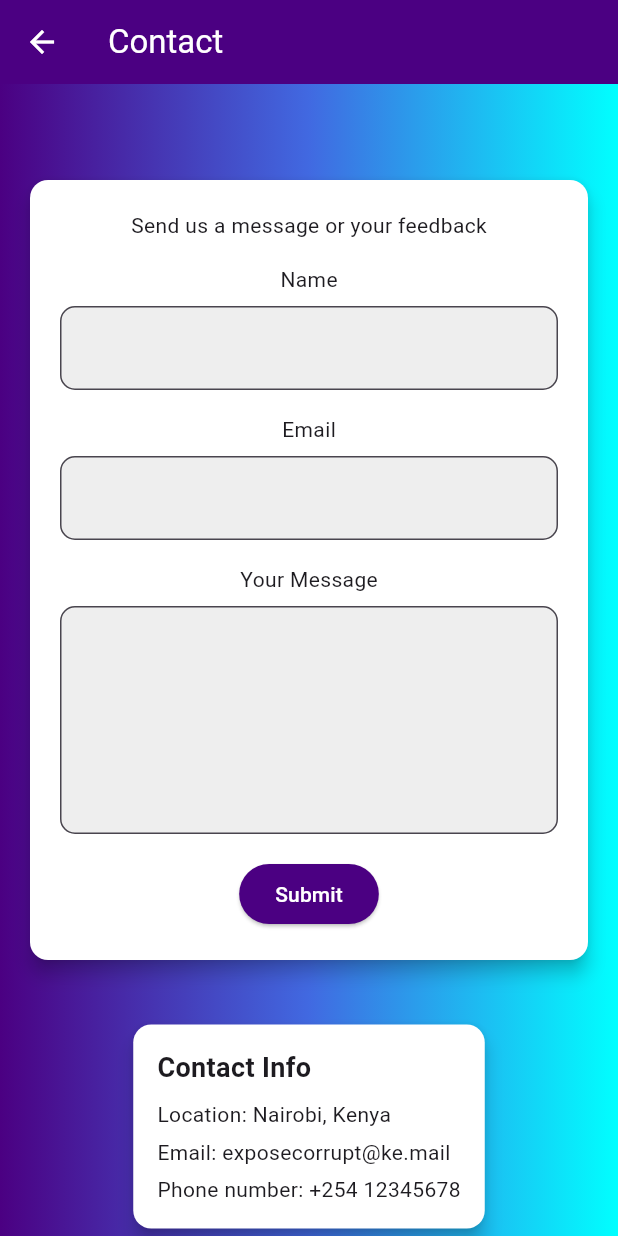
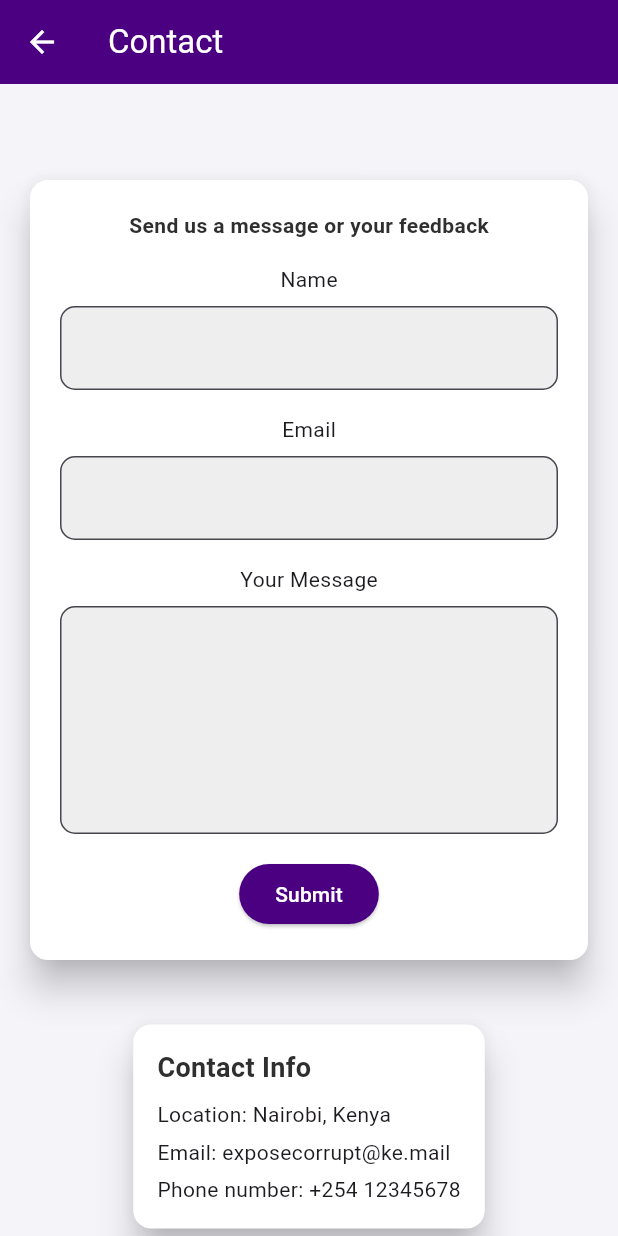
Before and after one commit to Ayiera-20/Expose-Corruption-Application, a Flutter app: the Home screen opened directly, item 5 of the bottom bar chosen, after a tap on "Conatct Us", on a phone screen of 412 x 824 dp. Run offline on Flutter 3.47's test engine with Material 3 defaults, Android fonts, the phone set to English and light mode, and no system bars; our stand-ins replace image_picker.

Commit message:
style: add page styling

```diff
--- a/lib/screens/contact.dart
+++ b/lib/screens/contact.dart
@@ -11,6 +11,7 @@ class _ContactState extends State<Contact> {
   @override
   Widget build(BuildContext context) {
     return Scaffold(
+      backgroundColor: Color(0xFFF4F4F9),
       appBar: AppBar(
         backgroundColor: const Color(0xFF4B0082),
         title: const Text('Contact', style: TextStyle(color: Colors.white),),
@@ -21,27 +22,19 @@ class _ContactState extends State<Contact> {
         ),
       ),
     body: Container(
-        decoration: const BoxDecoration(
-          gradient: LinearGradient(
-                  colors: [
-                    Color(0xFF4B0082),
-                    Color(0xFF4169E1),
-                    Color(0xFF00FFFF),
-                  ] )
-        ),
-
       child: SingleChildScrollView(
       child: Column(
         children: [
           Padding(padding: const EdgeInsets.only(left: 16, right: 16, top: 60, bottom: 30),
             child: Card(
+              elevation: 10,
               color: Colors.white,
-              elevation: 5,
         child: Column(
           mainAxisAlignment: MainAxisAlignment.center,
               children: [
                 const SizedBox(height:20),
-                const Text('Send us a message or your feedback'),
+                const Text('Send us a message or your feedback', style: TextStyle(
+                  fontWeight: FontWeight.bold, color: Color(0xFF2F2F2F)),),
                 const SizedBox(height: 16,),
                 const Text('Name'),
                 const SizedBox(height: 8,),
@@ -108,7 +101,7 @@ class _ContactState extends State<Contact> {
                 padding: EdgeInsets.only(left: 16.0, right: 16, top: 5, bottom: 185),
                 child: Card(
                   color: Colors.white,
-                  elevation: 5,
+                  elevation: 10,
                   child: Padding(
                     padding: EdgeInsets.all(16.0),
                     child: Column(
@@ -117,7 +110,7 @@ class _ContactState extends State<Contact> {
                         Text(
                           'Contact Info',
                           style: TextStyle(
-                              fontWeight: FontWeight.bold, fontSize: 18),
+                              fontWeight: FontWeight.bold, fontSize: 18, color: Color(0xFF2F2F2F)),
                         ),
                         SizedBox(height: 8),
                         Text('Location: Nairobi, Kenya'),
--- a/lib/screens/help.dart
+++ b/lib/screens/help.dart
@@ -15,6 +15,7 @@ class _HelpState extends State<Help> {
   @override
   Widget build(BuildContext context) {
     return Scaffold(
+      backgroundColor: Color(0xFFF4F4F9),
       appBar: AppBar(
         backgroundColor: const Color(0xFF4B0082),
         title: const Text('Help and FAQ', style: TextStyle(color: Colors.white),),
--- a/lib/screens/home.dart
+++ b/lib/screens/home.dart
@@ -17,6 +17,7 @@ class _HomeState extends State<Home> {
   @override
   Widget build(BuildContext context) {
     return Scaffold(
+      backgroundColor: Color(0xFFF4F4F9),
       appBar: AppBar(
         backgroundColor: const Color(0xFF4B0082),
         title: const Text('Home', style: TextStyle(color: Colors.white),),
@@ -35,52 +36,46 @@ class _HomeState extends State<Home> {
       ),
       bottomNavigationBar: MyBottomNavigationBar(),
       body: Column( children: [
-        Padding(padding: EdgeInsets.only(left: 5, right: 5, bottom: 20, top: 20 ),
-        child: Column( children: [
-          Text("Corruption is everyone's fight, and with your help, we can make a real difference",
-          textAlign: TextAlign.center,
-          style: TextStyle(fontWeight: FontWeight.bold),),
-        SizedBox(height: 10,),
+
         Card(
         child: Container(
-            height: 150,
+            height: 200,
+            width: 500,
               child: Padding(padding: EdgeInsets.only(left: 5, right: 35, top: 10  ),
-              child: Text("ExposeCorruption allows you to report corrupt activities in your community safely, securely, and anonymously.",
-              style: TextStyle( fontSize: 16, color: Colors.white,),),
+              child: Text("Expose \n Corruption ",
+              style: TextStyle( fontSize: 32, color: Colors.white, fontWeight: FontWeight.bold),),
               ),
               decoration: BoxDecoration(
                 image: DecorationImage(
                   image: const AssetImage("images/living.jpg"),
                   fit: BoxFit.cover,
                   colorFilter: ColorFilter.mode(
-                    Colors.black.withOpacity(0.4),
+                    Colors.black.withOpacity(0.5),
                     BlendMode.darken,
                   ),
                 ),
-                borderRadius: BorderRadius.circular(10)
+                borderRadius: BorderRadius.circular(7)
               ),
             ),),
-            ],)
-        ),
 
-        Container(
-        decoration: const BoxDecoration(
-          borderRadius:BorderRadius.only(
-            topLeft: Radius.elliptical(50, 50),
-            topRight: Radius.elliptical(50, 50)
-            ),
-          gradient: LinearGradient(
-            colors: [
-              Color(0xFF00FFFF),
-              Color(0xFF4169E1),
-              Color(0xFF4B0082),
-            ]
+        Card(
+          elevation: 10,
+          color: Color(0xFFD8D2CB),
+          child: Container(
+            height: 100,
+            child: Padding(padding: EdgeInsets.only(left: 35, right: 35, top: 10  ),
+              child: Text("Expose Corruption allows you to report corrupt activities in your community safely, securely, and anonymously.",
+              style: TextStyle( fontSize: 14, color: Color(0xFF2F2F2F), fontWeight: FontWeight.bold),),
+              ),
+
           ),
         ),
-        child: Padding(padding: const EdgeInsets.only(left: 20, bottom: 131, right: 10,),
+        SizedBox(height: 40),
+        Container(
+        child: Padding(padding: const EdgeInsets.only(left: 20, bottom: 10, right: 20,),
         child: Column(
           children: [
-            const SizedBox(height: 100,),
+            const SizedBox(height: 20,),
             Row(
               mainAxisAlignment: MainAxisAlignment.spaceAround,
               children: [
@@ -93,12 +88,13 @@ class _HomeState extends State<Home> {
                     );
                   },
                   child: Card(
+                    elevation: 10,
                     color: Colors.white,
                     child: Column(
                       mainAxisAlignment: MainAxisAlignment.spaceAround,
                       children: [
                         Container(
-                          width: 2,
+                          width: 50,
                           height: 100,
                           decoration: BoxDecoration(
                             shape: BoxShape.rectangle,
@@ -110,15 +106,12 @@ class _HomeState extends State<Home> {
                             child: Icon(
                             Icons.edit_document,
                             color:Color(0xFF4B0082),
-                            size: 80,
+                            size: 60,
                           )
                             ),
-
-
-
                         ),
                         const Padding(padding: EdgeInsets.only(left: 20, bottom: 20, right: 10),
-                          child: Text('Report corruption', style: TextStyle(fontSize: 16, fontWeight: FontWeight.bold),),
+                          child: Text('Report Corruption', style: TextStyle(fontSize: 14, fontWeight: FontWeight.bold),),
 
                         )
                       ],
@@ -135,6 +128,7 @@ class _HomeState extends State<Home> {
                     );
                   },
                   child: Card(
+                    elevation: 10,
                     color: Colors.white,
                     child: Column(
                       mainAxisAlignment: MainAxisAlignment.spaceAround,
@@ -147,14 +141,17 @@ class _HomeState extends State<Home> {
                             borderRadius: BorderRadius.circular(7)
 
                           ),
-                          child: Icon(
+                          child: Padding(
+                            padding: EdgeInsets.only( right:50),
+                            child: Icon(
                             Icons.help,
-                            size: 80,
-                            color: Color(0xFF4B0082),
-                            ),
+                            color:Color(0xFF4B0082),
+                            size: 60,
+                          )
+                          ),
                         ),
-                        const Padding(padding: EdgeInsets.only(left: 20, bottom: 20, right: 40),
-                          child: Text('How to report?', style: TextStyle(fontSize: 16, fontWeight: FontWeight.bold),),
+                        const Padding(padding: EdgeInsets.only(left: 20, bottom: 20, right: 10),
+                          child: Text('How to report?', style: TextStyle(fontSize: 14, fontWeight: FontWeight.bold),),
 
                         )
                       ],
@@ -176,6 +173,7 @@ class _HomeState extends State<Home> {
                     );
                   },
                   child: Card(
+                    elevation: 10,
                     color: Colors.white,
                     child: Column(
                       mainAxisAlignment: MainAxisAlignment.spaceAround,
@@ -188,14 +186,17 @@ class _HomeState extends State<Home> {
                             borderRadius: BorderRadius.circular(7)
 
                           ),
-                          child: Icon(
+                          child: Padding(
+                            padding: EdgeInsets.only( right:100),
+                            child: Icon(
                             Icons.list_alt_rounded,
                             color:Color(0xFF4B0082),
-                            size: 80,
-                            )
+                            size: 60,
+                          )
+                            ),
                         ),
-                        const Padding(padding: EdgeInsets.only(left: 20, bottom: 20, right: 40),
-                          child: Text('View my report', style: TextStyle(fontSize: 16, fontWeight: FontWeight.bold),),
+                        const Padding(padding: EdgeInsets.only(left: 20, bottom: 20, right: 10),
+                          child: Text('View reports', style: TextStyle(fontSize: 14, fontWeight: FontWeight.bold),textAlign: TextAlign.center,),
 
                         )
                       ],
@@ -212,12 +213,13 @@ class _HomeState extends State<Home> {
                     );
                   },
                   child: Card(
+                    elevation: 10,
                     color: Colors.white,
                     child: Column(
                       mainAxisAlignment: MainAxisAlignment.spaceAround,
                       children: [
                         Container(
-                          width: 4,
+                          width: 50,
                           height: 100,
                           decoration: BoxDecoration(
                             shape: BoxShape.rectangle,
@@ -226,13 +228,13 @@ class _HomeState extends State<Home> {
                           ),
                           child:Icon(
                             Icons.info,
-                            size: 80,
+                            size: 60,
                             color: Color(0xFF4B0082)
                             )
 
                         ),
-                        const Padding(padding: EdgeInsets.only(left: 20, bottom: 20, right: 80),
-                          child: Text('Resources', style: TextStyle(fontSize: 16, fontWeight: FontWeight.bold),),
+                        const Padding(padding: EdgeInsets.only(left: 20, bottom: 20, right: 10),
+                          child: Text('Resources', style: TextStyle(fontSize: 14, fontWeight: FontWeight.bold),),
 
                         )
                       ],
--- a/lib/screens/login.dart
+++ b/lib/screens/login.dart
@@ -21,7 +21,7 @@ class _LoginState extends State<Login> {
   @override
   Widget build(BuildContext context) {
     return Scaffold(
-      // backgroundColor: Colors.black,
+      backgroundColor: Color(0xFFD8D2CB),
       appBar: AppBar(
         title: const Text("Log In"),
         backgroundColor: Colors.white,
@@ -29,19 +29,6 @@ class _LoginState extends State<Login> {
       body: Stack(
         fit: StackFit.expand,
         children: [
-          Positioned.fill(
-            child: Container(
-              decoration: BoxDecoration(
-                gradient: LinearGradient(
-                  colors: [
-                    Color(0xFF00FFFF),
-                    Color(0xFF4169E1),
-                    Color(0xFF4B0082),
-
-                  ] )
-              ),
-            ),
-          ),
           Container(
             margin: const EdgeInsets.all(20),
             child: Column(
@@ -55,7 +42,7 @@ class _LoginState extends State<Login> {
                       Text(
                         'Welcome Back!',
                         style: TextStyle(
-                            color: Colors.white,
+                            color: Color(0xFF2F2F2F),
                             fontWeight: FontWeight.bold,
                             fontSize: 20),
                       ),
@@ -118,7 +105,7 @@ class _LoginState extends State<Login> {
                 const SizedBox(height: 30),
                 const Text(
                   "Don't have an account?",
-                  style: TextStyle(color: Colors.white),
+                  style: TextStyle(color: Color(0xFF2F2F2F)),
                 ),
                 TextButton(
                   onPressed: () {
@@ -128,7 +115,7 @@ class _LoginState extends State<Login> {
                   },
                   child: const Text(
                     'Sign up Here',
-                    style: TextStyle(color: Color(0xFF8FF2F7)),
+                    style: TextStyle(color: Color(0xFF4B0082)),
                   ),
                 ),
               ],
```
